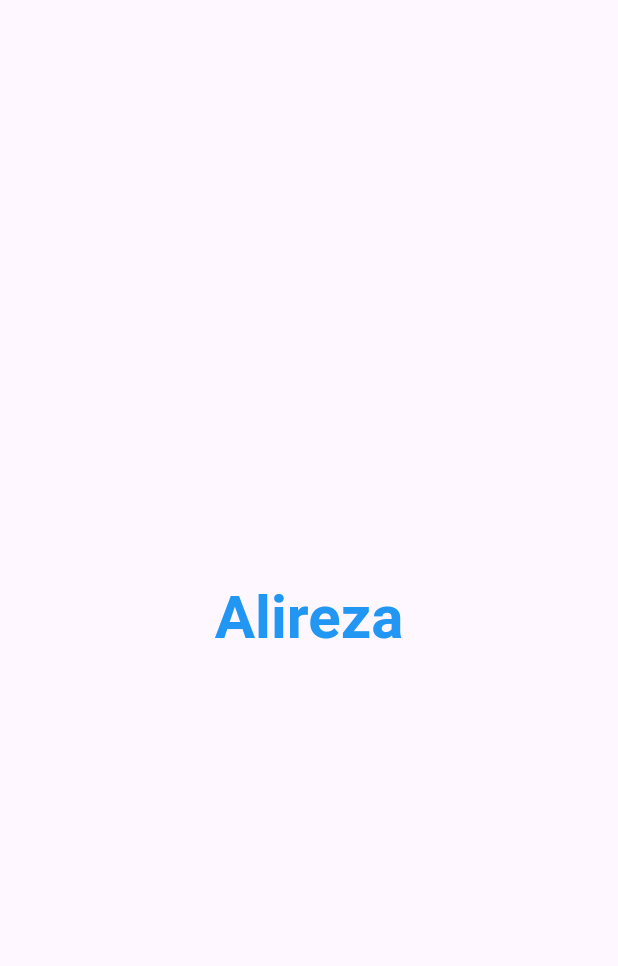
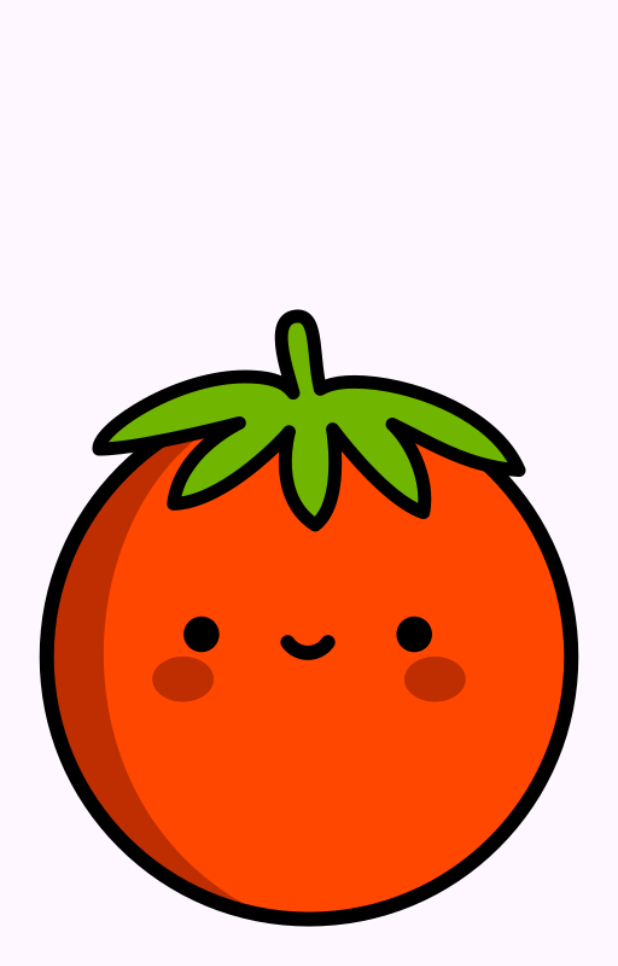
Before and after one commit to Alireza-Seif/animations, a Flutter app: the screen it shows after launch, on a phone screen of 412 x 824 dp. Shown: the top 966 px of the screen. Run offline on Flutter 3.47's test engine with Material 3 defaults, Android fonts, the phone set to English and light mode, and no system bars.

Commit message:
feat: Switch Animation test

```diff
--- a/lib/main.dart
+++ b/lib/main.dart
@@ -2,6 +2,7 @@ import 'package:animations/container_animation.dart';
 import 'package:animations/opacity_animation.dart';
 import 'package:animations/position_animation.dart';
 import 'package:animations/rotation_animation.dart';
+import 'package:animations/switch.dart';
 import 'package:animations/text_animation.dart';
 import 'package:flutter/material.dart';
 
@@ -15,7 +16,7 @@ class MainApp extends StatelessWidget {
   @override
   Widget build(BuildContext context) {
     return const MaterialApp(
-      home: TextAnimation()
+      home: AnimationSwitch()
     );
   }
 }
--- /dev/null
+++ b/lib/switch.dart
@@ -0,0 +1,37 @@
+import 'package:flutter/material.dart';
+
+class AnimationSwitch extends StatefulWidget {
+  const AnimationSwitch({super.key});
+
+  @override
+  State<AnimationSwitch> createState() => _AnimationSwitchState();
+}
+
+class _AnimationSwitchState extends State<AnimationSwitch> {
+  bool isSwitchTrue = false;
+  @override
+  Widget build(BuildContext context) {
+    return Scaffold(
+      body: GestureDetector(
+        onTap: () {
+          setState(() {
+            isSwitchTrue = !isSwitchTrue;
+          });
+        },
+        child: Center(
+          child: AnimatedSwitcher(
+              duration: const Duration(seconds: 1),
+              child: (isSwitchTrue)
+                  ? const Image(
+                      key: Key('1'),
+                      image: AssetImage('assets/images/khiyar.png'),
+                    )
+                  : const Image(
+                      key: Key('2'),
+                      image: AssetImage('assets/images/gozhe.png'),
+                    )),
+        ),
+      ),
+    );
+  }
+}
```
